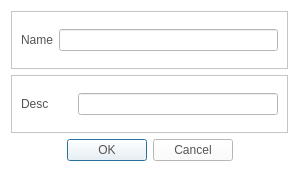
Above: CaX/dialog/addqobuzplaylist.ui from fsest4u/CaX_03 before the change. Below: the same form after it.
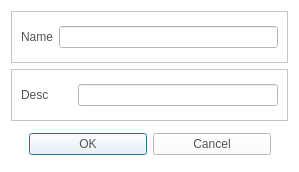
That is the form after the change. Icons and pictures are not drawn.

Commit message: [dialog] button 높이 조정

```diff
--- a/CaX/dialog/addqobuzplaylist.ui
+++ b/CaX/dialog/addqobuzplaylist.ui
@@ -10,6 +10,12 @@
     <height>172</height>
    </rect>
   </property>
+  <property name="minimumSize">
+   <size>
+    <width>0</width>
+    <height>0</height>
+   </size>
+  </property>
   <property name="windowTitle">
    <string>Dialog</string>
   </property>
@@ -113,6 +119,27 @@
    </item>
    <item row="2" column="0">
     <widget class="QDialogButtonBox" name="buttonBox">
+     <property name="minimumSize">
+      <size>
+       <width>0</width>
+       <height>34</height>
+      </size>
+     </property>
+     <property name="styleSheet">
+      <string notr="true">QPushButton
+{
+  border-image: url(&quot;:/resource/audiocd-popup-btn110-ok-n.png&quot;);
+width: 110px;
+color: rgb(84, 84, 84)
+}
+
+QPushButton:hover
+{
+  border-image: url(&quot;:/resource/audiocd-popup-btn110-ok-h.png&quot;);
+width: 110px;
+color: rgb(255, 255, 255)
+}</string>
+     </property>
      <property name="orientation">
       <enum>Qt::Horizontal</enum>
      </property>
```
The commit also changes 19 other files.
